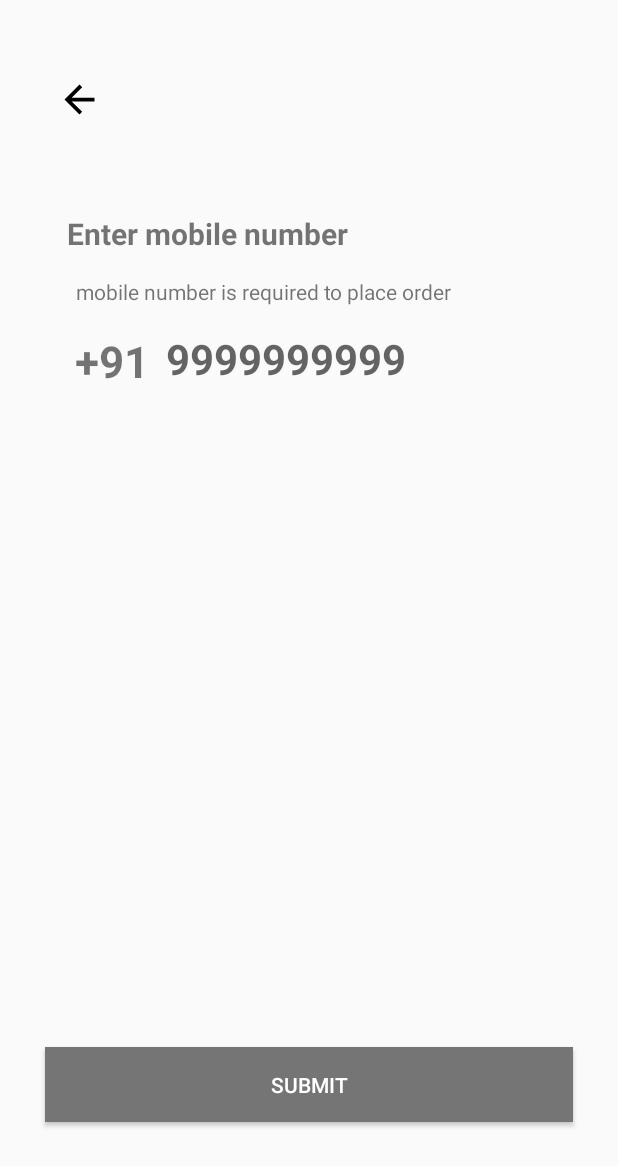
After one commit to bhaskarkh/DoorStep, an Android app: the EnterMobileNumber screen opened directly, with no data from a screen before it, on a phone screen of 412 x 824 dp. The commit adds this screen. Shown: the top 1166 px of the screen. Run offline under Robolectric (Android 15) with nearby library versions, the phone set to English and light mode, and no system bars; our stand-ins replace Firebase (no records; nobody signed in at launch, a user with empty details on screens opened directly).

Commit message:
Otp and verify otp design Done

```diff
--- a/app/src/main/res/drawable/ic_arrow_back_black_24dp.xml
+++ b/app/src/main/res/drawable/ic_arrow_back_black_24dp.xml
@@ -4,6 +4,6 @@
         android:viewportWidth="24.0"
         android:viewportHeight="24.0">
     <path
-        android:fillColor="#FF000000"
+        android:fillColor="#000"
         android:pathData="M20,11H7.83l5.59,-5.59L12,4l-8,8 8,8 1.41,-1.41L7.83,13H20v-2z"/>
 </vector>
--- /dev/null
+++ b/app/src/main/res/layout/activity_enter_mobile_number.xml
@@ -0,0 +1,106 @@
+<?xml version="1.0" encoding="utf-8"?>
+<androidx.constraintlayout.widget.ConstraintLayout xmlns:android="http://schemas.android.com/apk/res/android"
+    xmlns:app="http://schemas.android.com/apk/res-auto"
+    xmlns:tools="http://schemas.android.com/tools"
+    android:layout_width="match_parent"
+    android:layout_height="match_parent"
+    tools:context=".EnterMobileNumber"
+    android:padding="10dp">
+
+    <EditText
+        android:id="@+id/phone_number_text"
+        android:layout_width="190dp"
+        android:layout_height="wrap_content"
+        android:layout_marginTop="16dp"
+        android:background="@android:color/transparent"
+        android:ems="10"
+        android:hint="9999999999"
+        android:inputType="phone"
+        android:maxLength="10"
+        android:textSize="28dp"
+        android:textStyle="bold"
+        app:layout_constraintBottom_toBottomOf="parent"
+        app:layout_constraintEnd_toEndOf="parent"
+        app:layout_constraintHorizontal_bias="0.497"
+        app:layout_constraintStart_toStartOf="parent"
+        app:layout_constraintTop_toBottomOf="@+id/textView10"
+        app:layout_constraintVertical_bias="0.0" />
+
+    <Button
+        android:id="@+id/verify_otp_btn"
+        android:layout_width="match_parent"
+        android:layout_height="50dp"
+        android:layout_margin="20dp"
+        android:text="Submit"
+        app:layout_constraintBottom_toBottomOf="parent"
+        app:layout_constraintEnd_toEndOf="parent"
+        app:layout_constraintHorizontal_bias="0.436"
+        app:layout_constraintStart_toStartOf="parent"
+        app:layout_constraintTop_toBottomOf="@+id/phone_number_text"
+        app:layout_constraintVertical_bias="0.902"
+        android:textColor="#fff"
+        android:background="#757575"/>
+
+    <ProgressBar
+        android:id="@+id/otp_progress_bar"
+        style="?android:attr/progressBarStyle"
+        android:layout_width="wrap_content"
+        android:layout_height="wrap_content"
+        android:visibility="gone"
+        app:layout_constraintBottom_toTopOf="@+id/verify_otp_btn"
+        app:layout_constraintEnd_toEndOf="parent"
+        app:layout_constraintStart_toStartOf="parent"
+        app:layout_constraintTop_toBottomOf="@+id/phone_number_text" />
+
+    <TextView
+        android:id="@+id/textView9"
+        android:layout_width="wrap_content"
+        android:layout_height="wrap_content"
+        android:text="Enter mobile number"
+        android:textSize="20dp"
+        android:textStyle="bold"
+        app:layout_constraintBottom_toBottomOf="parent"
+        app:layout_constraintEnd_toEndOf="parent"
+        app:layout_constraintHorizontal_bias="0.171"
+        app:layout_constraintStart_toStartOf="parent"
+        app:layout_constraintTop_toTopOf="parent"
+        app:layout_constraintVertical_bias="0.17" />
+
+    <TextView
+        android:id="@+id/textView10"
+        android:layout_width="wrap_content"
+        android:layout_height="wrap_content"
+        android:text="mobile number is required to place order"
+        app:layout_constraintBottom_toBottomOf="parent"
+        app:layout_constraintEnd_toEndOf="parent"
+        app:layout_constraintHorizontal_bias="0.286"
+        app:layout_constraintStart_toStartOf="parent"
+        app:layout_constraintTop_toBottomOf="@+id/textView9"
+        app:layout_constraintVertical_bias="0.024" />
+
+    <TextView
+        android:id="@+id/textView11"
+        android:layout_width="wrap_content"
+        android:layout_height="wrap_content"
+        android:text="+91"
+        android:textSize="29dp"
+        android:textStyle="bold"
+        app:layout_constraintBottom_toBottomOf="parent"
+        app:layout_constraintEnd_toStartOf="@+id/phone_number_text"
+        app:layout_constraintHorizontal_bias="0.782"
+        app:layout_constraintStart_toStartOf="parent"
+        app:layout_constraintTop_toBottomOf="@+id/textView10"
+        app:layout_constraintVertical_bias="0.029" />
+
+    <ImageView
+        android:id="@+id/imageButton"
+        android:layout_width="30dp"
+        android:layout_height="30dp"
+        app:layout_constraintBottom_toTopOf="@+id/textView9"
+        app:layout_constraintEnd_toEndOf="parent"
+        app:layout_constraintHorizontal_bias="0.078"
+        app:layout_constraintStart_toStartOf="parent"
+        app:layout_constraintTop_toTopOf="parent"
+        app:layout_constraintVertical_bias="0.402"
+        app:srcCompat="@drawable/ic_arrow_back_black_24dp" />
+</androidx.constraintlayout.widget.ConstraintLayout>
--- a/app/src/main/res/values/styles.xml
+++ b/app/src/main/res/values/styles.xml
@@ -8,4 +8,9 @@
         <item name="colorAccent">@color/colorAccent</item>
     </style>
 
+    <style name="FullScreenTheme"  parent="Theme.AppCompat.Light.NoActionBar">
+        <item name="android:windowNoTitle">true</item>
+        <item name="android:windowFullscreen">true</item>
+    </style>
+
 </resources>
```
Also changed, not shown: app/src/main/AndroidManifest.xml (+5 -2 lines), app/src/main/java/com/bhaskar/doorstep/EnterMobileNumber.java (added, +143 -0 lines), app/src/main/java/com/bhaskar/doorstep/LoginScreen.java (+2 -5 lines), app/src/main/java/com/bhaskar/doorstep/OtpValidation.java (deleted, +0 -14 lines), app/src/main/java/com/bhaskar/doorstep/VerifyOtp.java (added, +18 -0 lines), app/src/main/res/drawable/ic_baseline_arrow_back_24.xml (added, +10 -0 lines), app/src/main/res/drawable/ic_baseline_edit_24.xml (added, +10 -0 lines), app/src/main/res/layout/activity_otp_validation.xml (deleted, +0 -9 lines), app/src/main/res/layout/activity_verify_otp.xml (added, +131 -0 lines).
